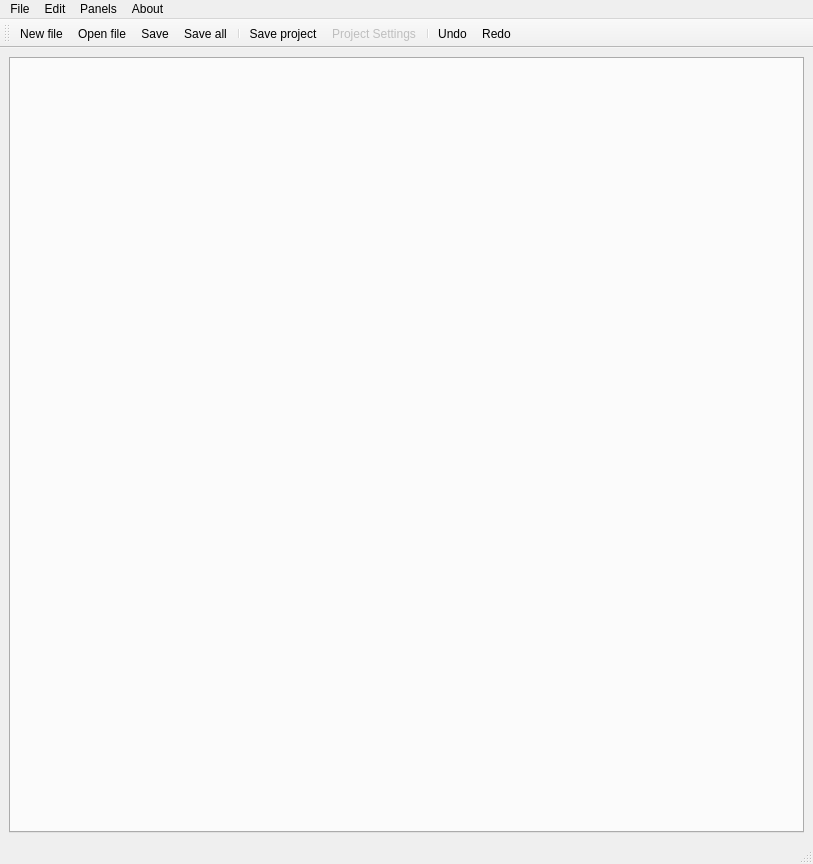
This is ui/MainWindow.ui in timbaker/ceed as Qt 5 draws it before an edit. The edited form follows.
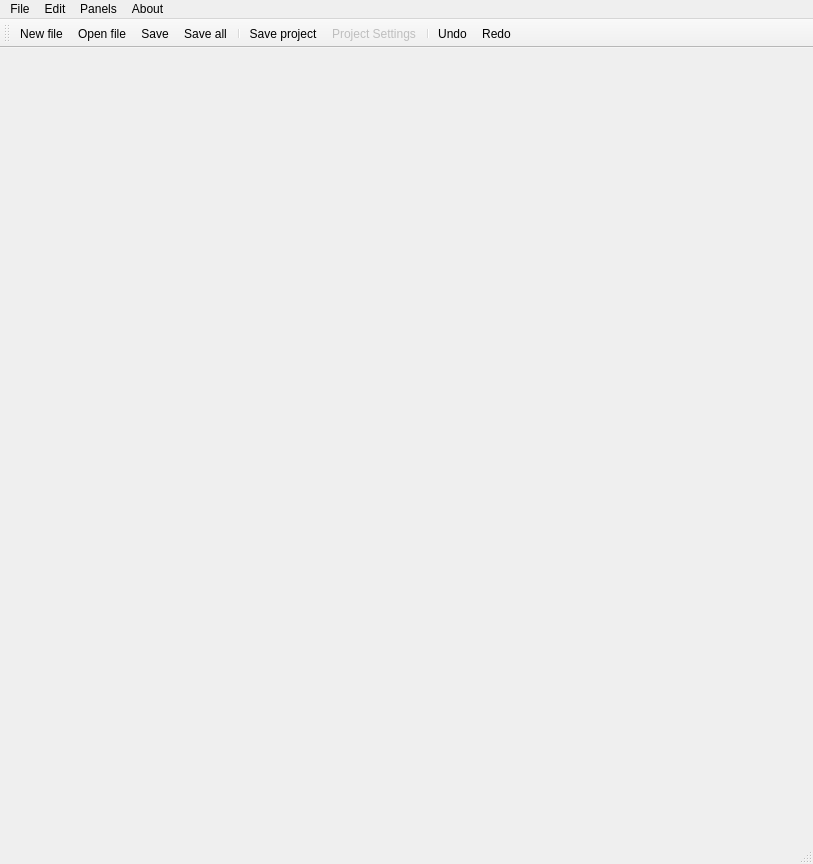
This is the edited form. Icons and pictures are not drawn.

Diff of the .ui file:
```diff
--- a/ui/MainWindow.ui
+++ b/ui/MainWindow.ui
@@ -64,7 +64,7 @@
        <bool>true</bool>
       </property>
       <property name="documentMode">
-       <bool>false</bool>
+       <bool>true</bool>
       </property>
       <property name="tabsClosable">
        <bool>true</bool>
```
